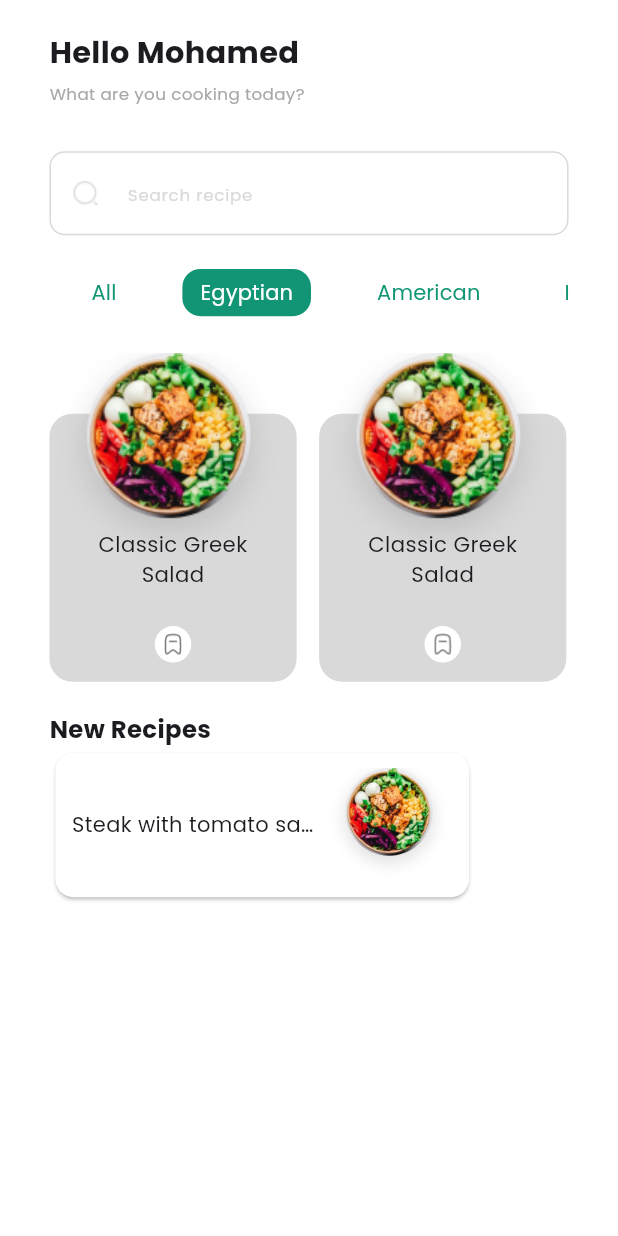
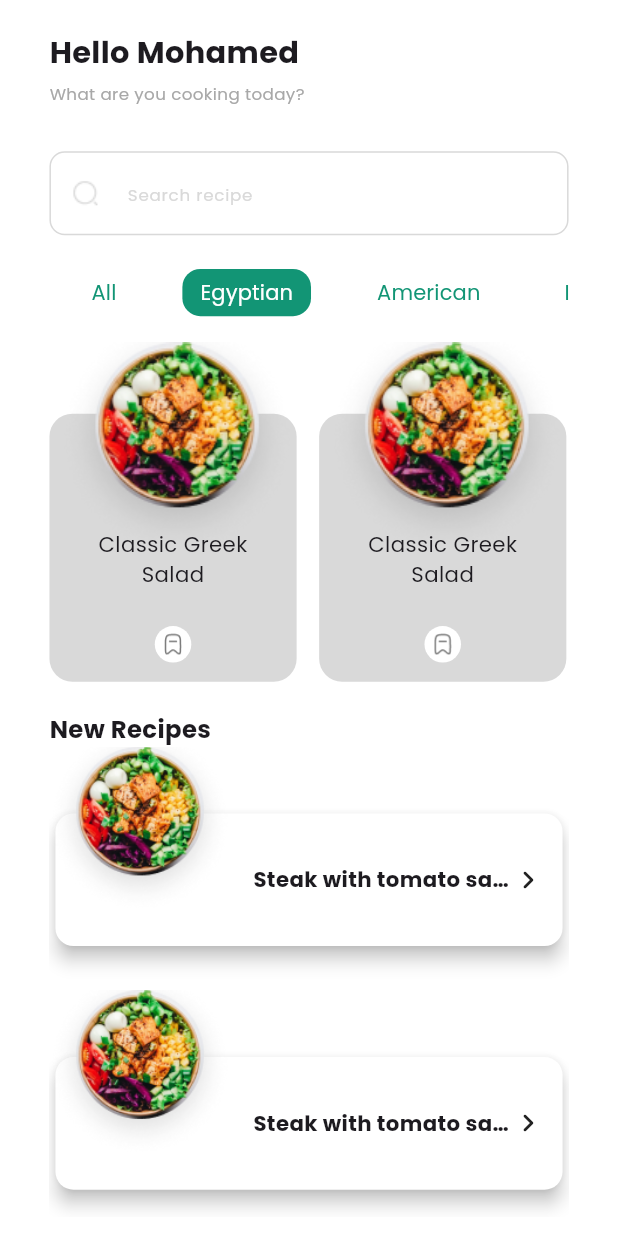
Before and after one commit to MohamedGomaa201/Food_Recipes, a Flutter app: the HomeView screen opened directly, on a phone screen of 412 x 824 dp. Run offline on Flutter 3.47's test engine with Material 3 defaults, Android fonts, the phone set to English and light mode, and no system bars; our stand-ins replace flutter_screenutil.

Commit message:
working on recipes card

```diff
--- a/lib/features/home/presentation/view/widgets/home_body.dart
+++ b/lib/features/home/presentation/view/widgets/home_body.dart
@@ -3,6 +3,7 @@ import 'package:flutter_screenutil/flutter_screenutil.dart';
 import 'package:food_recipes/core/constants/app_images.dart';
 import 'package:food_recipes/core/themes/app_colors.dart';
 import 'package:food_recipes/core/themes/styles.dart';
+import 'package:food_recipes/features/home/presentation/view/widgets/new_recipe_card.dart';
 import 'package:food_recipes/features/home/presentation/view/widgets/recipe_card.dart';
 import 'package:food_recipes/features/home/presentation/view/widgets/top_navigation_bar_tab.dart';
 
@@ -117,28 +118,12 @@ class _HomeBodyState extends State<HomeBody>
               "New Recipes",
               style: TextStyle(fontSize: 16.sp, fontWeight: FontWeight.w600),
             ),
-            Card(
-              color: Colors.white,
-              child: SizedBox(
-                width: 251.w,
-                height: 95.h,
-                child: Padding(
-                  padding: EdgeInsets.symmetric(
-                    horizontal: 10.w,
-                    vertical: 10.h,
-                  ),
-                  child: Row(
-                    children: [
-                      Expanded(
-                        child: Text(
-                          "Steak with tomato sauce and bulgur rice.",
-                          overflow: TextOverflow.ellipsis,
-                        ),
-                      ),
-                      Image.asset("assets/images/food1.png"),
-                    ],
-                  ),
-                ),
+            SizedBox(
+              width: double.infinity,
+              height: 309.h,
+              child: ListView.builder(
+                itemCount: 4,
+                itemBuilder: (context, index) => NewRecipeCard(),
               ),
             ),
           ],
--- /dev/null
+++ b/lib/features/home/presentation/view/widgets/new_recipe_card.dart
@@ -0,0 +1,86 @@
+import 'package:flutter/material.dart';
+import 'package:flutter_screenutil/flutter_screenutil.dart';
+
+class NewRecipeCard extends StatelessWidget {
+  const NewRecipeCard({super.key});
+
+  @override
+  Widget build(BuildContext context) {
+    return Padding(
+      padding: EdgeInsets.only(top: 40.h, bottom: 25.h),
+      child: SizedBox(
+        height: 95.h,
+        width: double.infinity,
+        child: Stack(
+          alignment: AlignmentDirectional.bottomStart,
+          clipBehavior: Clip.none,
+          children: [
+            Card(
+              elevation: 5,
+              color: Colors.white,
+              child: SizedBox(
+                width: double.infinity,
+                height: 95.h,
+                child: Padding(
+                  padding: EdgeInsets.symmetric(
+                    horizontal: 10.w,
+                    vertical: 10.h,
+                  ),
+                  child: Row(
+                    children: [
+                      SizedBox(width: 110.w),
+                      Expanded(
+                        child: Text(
+                          "Steak with tomato sauce and bulgur rice.",
+                          overflow: TextOverflow.ellipsis,
+                          style: TextStyle(
+                            fontSize: 14.sp,
+                            fontWeight: FontWeight.w600,
+                          ),
+                        ),
+                      ),
+                      Icon(Icons.keyboard_arrow_right_rounded),
+                    ],
+                  ),
+                ),
+              ),
+            ),
+            Positioned(
+              bottom: 25.h,
+              child: Image.asset(
+                "assets/images/food1.png",
+                width: 110.w,
+                height: 110.h,
+                fit: BoxFit.cover,
+              ),
+            ),
+            // Positioned(
+            //   left: 250.w,
+            //   child: Padding(
+            //     padding: EdgeInsets.symmetric(
+            //       horizontal: 10.w,
+            //       vertical: 10.h,
+            //     ),
+            //     child: GestureDetector(
+            //       onTap: () {},
+            //       child: Container(
+            //         width: 30.w,
+            //         height: 30.h,
+            //         decoration: BoxDecoration(
+            //           color: Colors.white,
+            //           shape: BoxShape.circle,
+            //         ),
+            //         child: Image.asset(
+            //           "assets/icons/bookmark.png",
+            //           scale: 1,
+            //         ),
+            //       ),
+            //     ),
+            //   ),
+            // ),
+          ],
+        ),
+      ),
+    );
+  }
+}
--- a/lib/features/home/presentation/view/widgets/recipe_card.dart
+++ b/lib/features/home/presentation/view/widgets/recipe_card.dart
@@ -25,7 +25,11 @@ class RecipeCard extends StatelessWidget {
             ),
             Positioned(
               bottom: 75.h,
-              child: Image.asset("assets/images/food1.png"),
+              child: Image.asset(
+                "assets/images/food1.png",
+                width: 155.w,
+                height: 155.h,
+              ),
             ),
             Padding(
               padding: EdgeInsets.symmetric(horizontal: 10.w),
```
